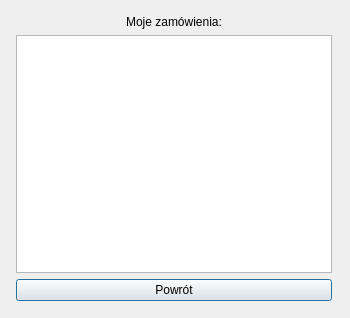
Before: the Qt Designer form Sklep/moje_zamowienia.ui in AdriannaUrbanska/MusicStore, drawn with Qt 5.
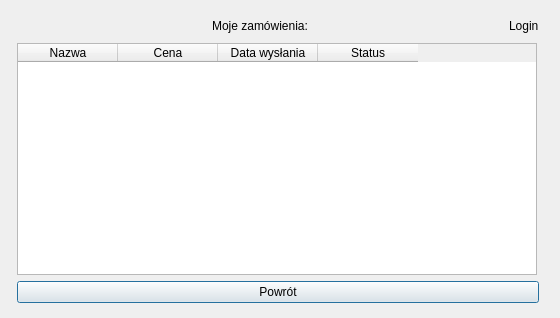
After: the same form once the commit is applied.

What changed in the file:
```diff
--- a/Sklep/moje_zamowienia.ui
+++ b/Sklep/moje_zamowienia.ui
@@ -6,7 +6,7 @@
    <rect>
     <x>0</x>
     <y>0</y>
-    <width>350</width>
+    <width>560</width>
     <height>318</height>
    </rect>
   </property>
@@ -18,41 +18,91 @@
   </property>
   <property name="minimumSize">
    <size>
-    <width>350</width>
+    <width>560</width>
     <height>318</height>
    </size>
   </property>
   <property name="maximumSize">
    <size>
-    <width>350</width>
+    <width>560</width>
     <height>318</height>
    </size>
   </property>
   <property name="windowTitle">
    <string>Dialog</string>
   </property>
-  <widget class="QWidget" name="layoutWidget">
+  <widget class="QWidget" name="">
    <property name="geometry">
     <rect>
-     <x>16</x>
+     <x>17</x>
      <y>15</y>
-     <width>316</width>
-     <height>286</height>
+     <width>522</width>
+     <height>288</height>
     </rect>
    </property>
    <layout class="QVBoxLayout" name="verticalLayout">
     <item>
-     <widget class="QLabel" name="label">
-      <property name="text">
-       <string>Moje zamówienia:</string>
-      </property>
-      <property name="alignment">
-       <set>Qt::AlignCenter</set>
-      </property>
-     </widget>
+     <layout class="QHBoxLayout" name="horizontalLayout_2">
+      <item>
+       <widget class="QLabel" name="label">
+        <property name="text">
+         <string>Moje zamówienia:</string>
+        </property>
+        <property name="alignment">
+         <set>Qt::AlignCenter</set>
+        </property>
+       </widget>
+      </item>
+      <item>
+       <widget class="QLabel" name="login">
+        <property name="sizePolicy">
+         <sizepolicy hsizetype="Maximum" vsizetype="Preferred">
+          <horstretch>0</horstretch>
+          <verstretch>0</verstretch>
+         </sizepolicy>
+        </property>
+        <property name="text">
+         <string>Login</string>
+        </property>
+       </widget>
+      </item>
+     </layout>
     </item>
     <item>
-     <widget class="QTableWidget" name="tableWidget"/>
+     <widget class="QTableWidget" name="tableWidget">
+      <property name="minimumSize">
+       <size>
+        <width>520</width>
+        <height>232</height>
+       </size>
+      </property>
+      <property name="maximumSize">
+       <size>
+        <width>520</width>
+        <height>232</height>
+       </size>
+      </property>
+      <column>
+       <property name="text">
+        <string>Nazwa</string>
+       </property>
+      </column>
+      <column>
+       <property name="text">
+        <string>Cena</string>
+       </property>
+      </column>
+      <column>
+       <property name="text">
+        <string>Data wysłania</string>
+       </property>
+      </column>
+      <column>
+       <property name="text">
+        <string>Status</string>
+       </property>
+      </column>
+     </widget>
     </item>
     <item>
      <layout class="QHBoxLayout" name="horizontalLayout">
```
